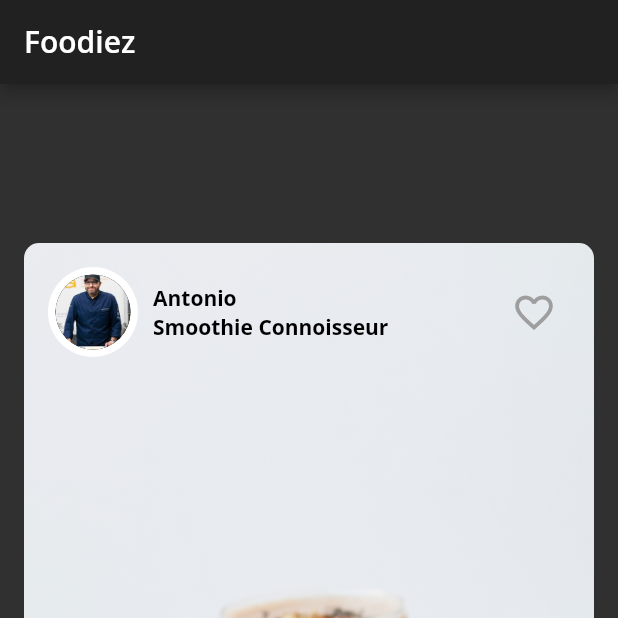
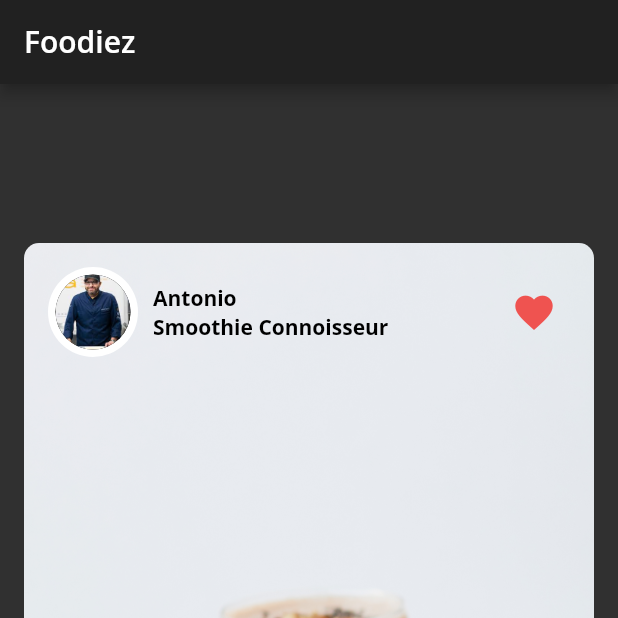
Before and after one commit to JerryAgbesi/Flutter_mini_projects, a Flutter app: the screen it shows after launch, item 2 of the bottom bar chosen, after a tap on the "favorite outline" icon, on a phone screen of 412 x 824 dp, the top half of it. Run offline on Flutter 3.47's test engine with Material 2 defaults, Android fonts, the light colour scheme and no system bars; our stand-ins replace google_fonts.

Commit message:
updated the favorite button

```diff
--- a/recipez/lib/widgets/AuthorCard.dart
+++ b/recipez/lib/widgets/AuthorCard.dart
@@ -2,12 +2,19 @@ import 'package:flutter/material.dart';
 import 'author_image.dart';
 import 'package:recipez/recipez_theme.dart';
 
-class AuthorCard extends StatelessWidget {
+class AuthorCard extends StatefulWidget {
   const AuthorCard({Key? key, required this.name, required this.title})
       : super(key: key);
 
   final String name;
   final String title;
+
+  @override
+  State<AuthorCard> createState() => _AuthorCardState();
+}
+
+class _AuthorCardState extends State<AuthorCard> {
+  bool _isfavorite = false;
 
   @override
   Widget build(BuildContext context) {
@@ -27,23 +34,28 @@ class AuthorCard extends StatelessWidget {
               Column(
                 crossAxisAlignment: CrossAxisAlignment.start,
                 children: [
-                  Text(name, style: RecipezTheme.lightTextTheme.bodyText1),
-                  Text(title, style: RecipezTheme.lightTextTheme.bodyText1),
+                  Text(widget.name,
+                      style: RecipezTheme.lightTextTheme.bodyText1),
+                  Text(widget.title,
+                      style: RecipezTheme.lightTextTheme.bodyText1),
                 ],
               ),
             ],
           ),
           IconButton(
             onPressed: () {
+              setState(() {
+                _isfavorite = !_isfavorite;
+              });
               const snackbar = SnackBar(
                 content: Text('You like smoothies?'),
               );
               ScaffoldMessenger.of(context).showSnackBar(snackbar);
             },
-            icon: const Icon(
-              Icons.favorite_border,
+            icon: Icon(
+              _isfavorite ? Icons.favorite : Icons.favorite_border,
               size: 30,
-              color: Colors.grey,
+              color: Colors.red[400],
             ),
           ),
         ],
```
